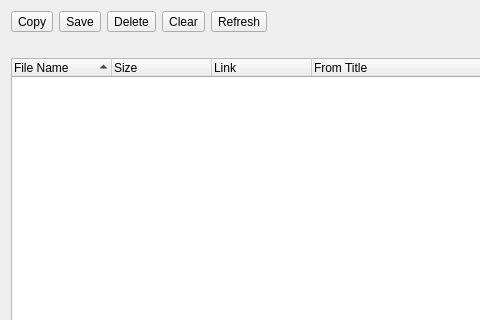
The window that cart.ui (androidarduino/verycdgrabber) describes before a commit, drawn with Qt 5; both pictures show x 0 to 480 and y 0 to 320 of the 938 by 671 pixel window.
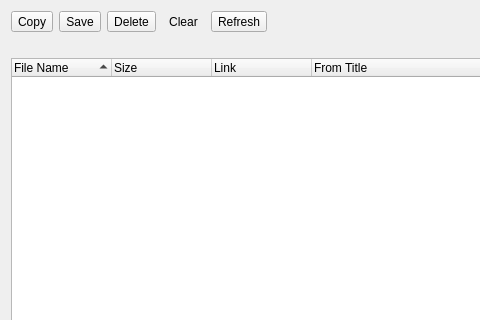
The same window after the commit. Icons and pictures are not drawn.

Commit message: created icons for the shopping cart

Diff of the .ui file:
```diff
--- a/cart.ui
+++ b/cart.ui
@@ -46,6 +46,22 @@
        <property name="text">
         <string>Clear</string>
        </property>
+       <property name="icon">
+        <iconset resource="verycd.qrc">
+         <normaloff>:/new/icons/clear.svg</normaloff>:/new/icons/clear.svg</iconset>
+       </property>
+       <property name="iconSize">
+        <size>
+         <width>48</width>
+         <height>48</height>
+        </size>
+       </property>
+       <property name="toolButtonStyle">
+        <enum>Qt::ToolButtonTextUnderIcon</enum>
+       </property>
+       <property name="autoRaise">
+        <bool>true</bool>
+       </property>
       </widget>
      </item>
      <item>
```
Left out of the diff: 52 changed lines with no effect on the pictures. The commit also changes 7 other files.
